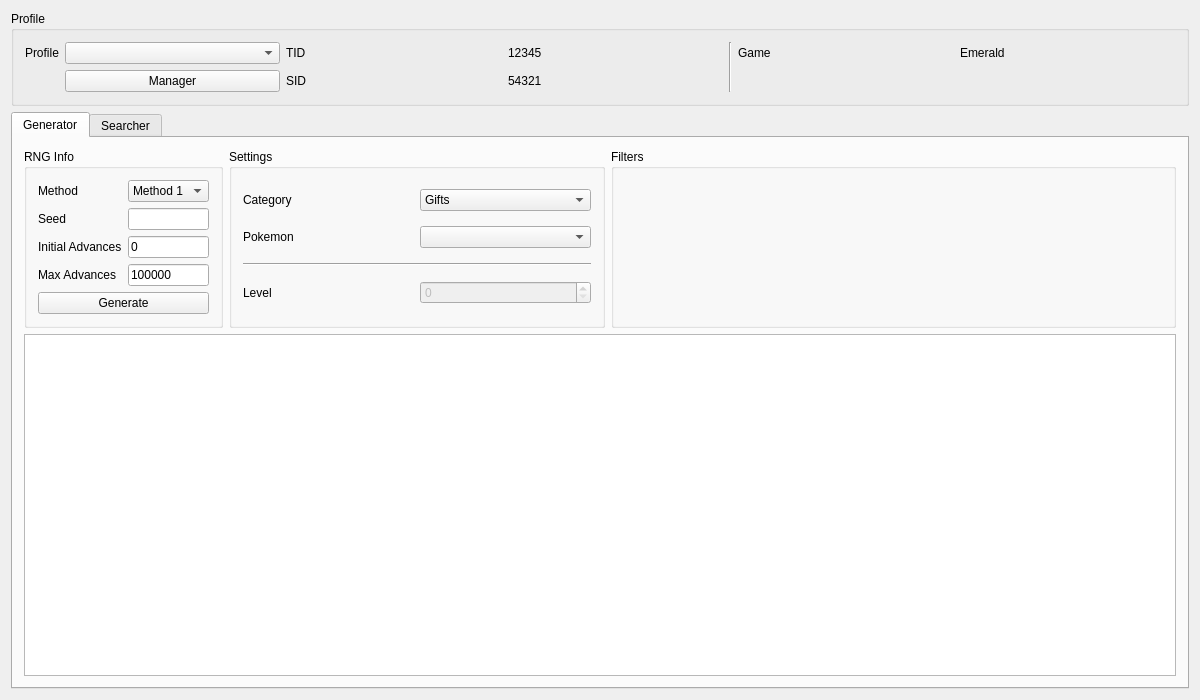
Above: Source/Form/Gen3/Static3.ui from Admiral-Fish/PokeFinder before the change. Below: the same form after it.
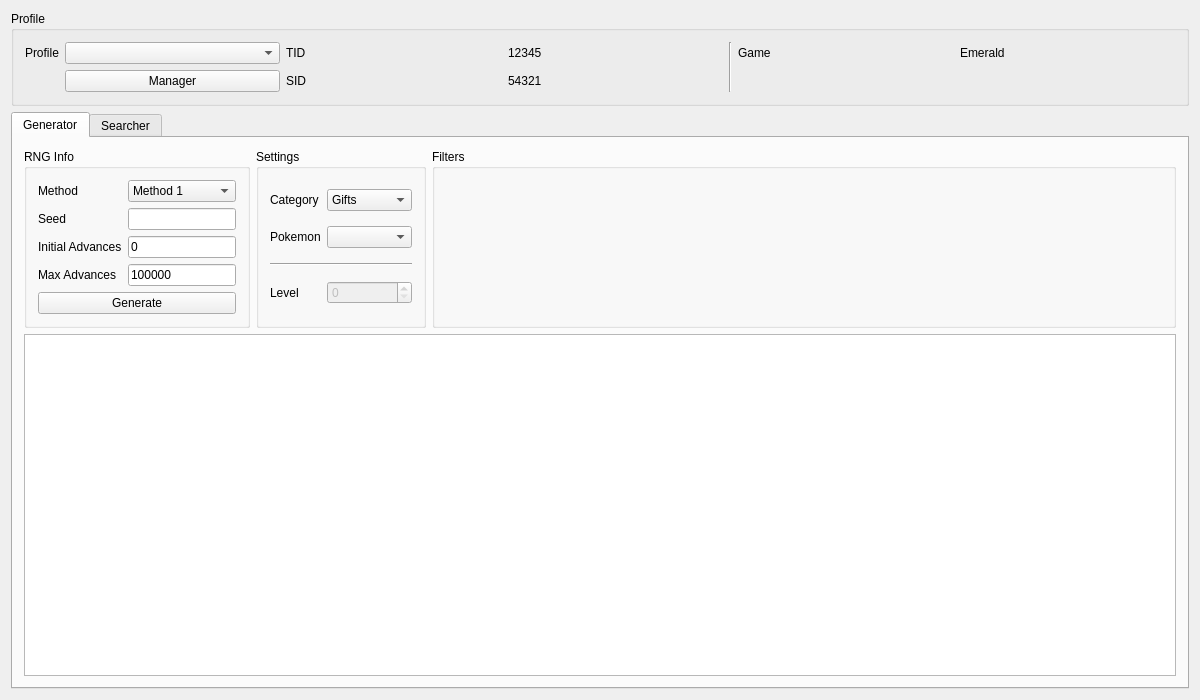
That is the form after the change. Icons and pictures are not drawn. Custom widgets are drawn as their Qt base class.

Commit message: Gen 3 static tests

Diff of the .ui file:
```diff
--- a/Source/Form/Gen3/Static3.ui
+++ b/Source/Form/Gen3/Static3.ui
@@ -108,12 +108,6 @@
       <layout class="QGridLayout" name="gridLayout_5">
        <item row="0" column="0">
         <widget class="QGroupBox" name="groupBoxGeneratorRNGInfo">
-         <property name="sizePolicy">
-          <sizepolicy hsizetype="Preferred" vsizetype="Preferred">
-           <horstretch>1</horstretch>
-           <verstretch>0</verstretch>
-          </sizepolicy>
-         </property>
          <property name="title">
           <string>RNG Info</string>
          </property>
@@ -239,7 +233,7 @@
         <widget class="QGroupBox" name="groupBoxGeneratorFilters">
          <property name="sizePolicy">
           <sizepolicy hsizetype="Preferred" vsizetype="Preferred">
-           <horstretch>3</horstretch>
+           <horstretch>1</horstretch>
            <verstretch>0</verstretch>
           </sizepolicy>
          </property>
@@ -255,12 +249,6 @@
        </item>
        <item row="0" column="1">
         <widget class="QGroupBox" name="groupBox">
-         <property name="sizePolicy">
-          <sizepolicy hsizetype="Preferred" vsizetype="Preferred">
-           <horstretch>2</horstretch>
-           <verstretch>0</verstretch>
-          </sizepolicy>
-         </property>
          <property name="title">
           <string>Settings</string>
          </property>
@@ -541,16 +529,16 @@
    <extends>QLineEdit</extends>
    <header>Form/Controls/TextBox.hpp</header>
   </customwidget>
-  <customwidget>
-   <class>ComboBox</class>
-   <extends>QComboBox</extends>
-   <header>Form/Controls/ComboBox.hpp</header>
-  </customwidget>
   <customwidget>
    <class>TableView</class>
    <extends>QTableView</extends>
    <header>Form/Controls/TableView.hpp</header>
   </customwidget>
+  <customwidget>
+   <class>ComboBox</class>
+   <extends>QComboBox</extends>
+   <header>Form/Controls/ComboBox.hpp</header>
+  </customwidget>
   <customwidget>
    <class>Filter</class>
    <extends>QWidget</extends>
```
Left out of the diff: 20 changed lines with no effect on the pictures. The commit also changes 25 other files.
